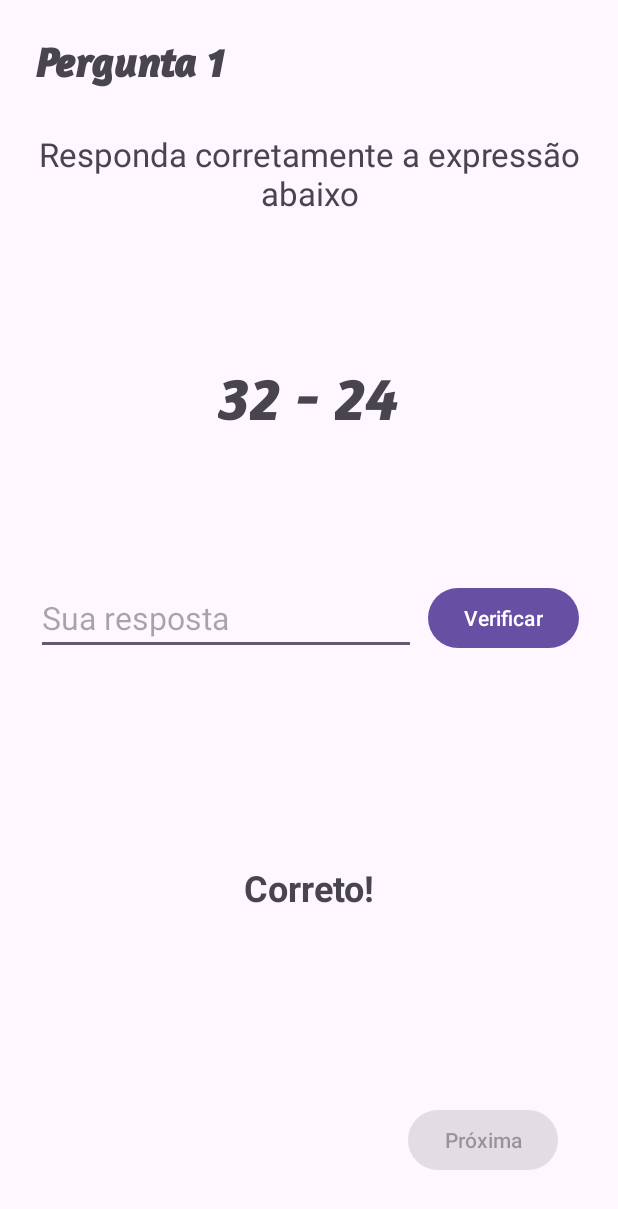
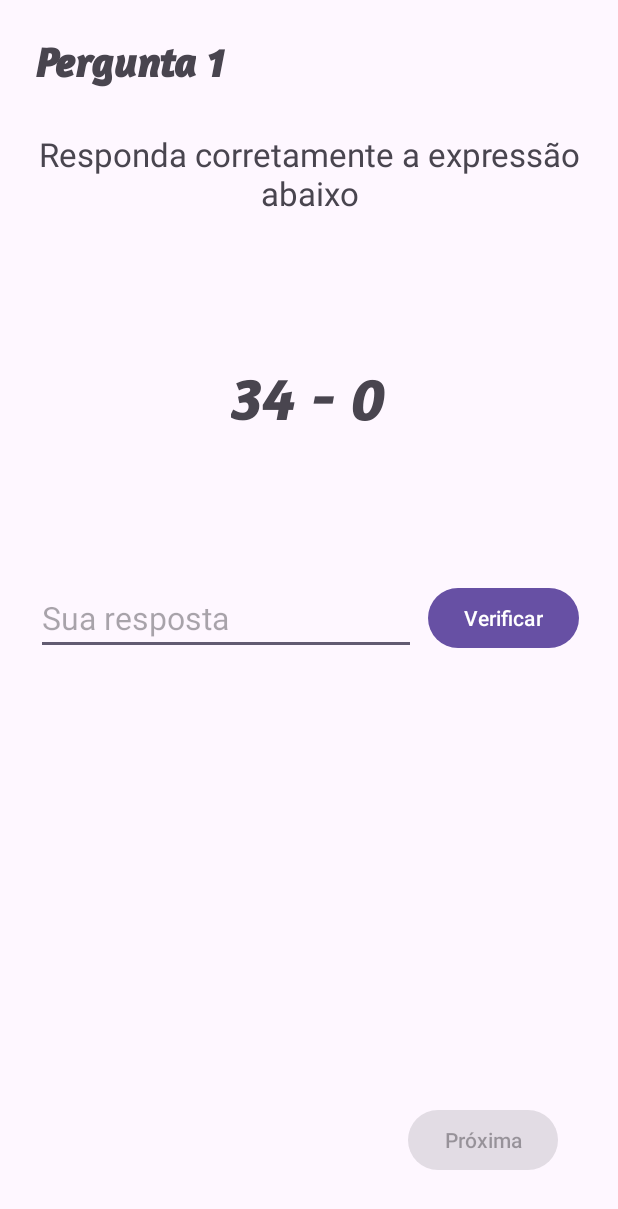
Before and after one commit to Salgado2004/mobile_ufpr_trabalho_1, an Android app: the screen it shows after launch (GameActivity), after a tap on "Começar!", on a phone screen of 412 x 824 dp. Shown: the top 1209 px of the screen. Run offline under Robolectric (Android 15) with nearby library versions, the phone set to English and light mode, and no system bars; Roboto replaces fonts that are not available here.

Commit message:
logica inicial do jogo

```diff
--- a/app/src/main/java/br/ufpr/mobile/trabalho1/activity/GameActivity.kt
+++ b/app/src/main/java/br/ufpr/mobile/trabalho1/activity/GameActivity.kt
@@ -1,13 +1,29 @@
 package br.ufpr.mobile.trabalho1.activity
 
+import android.annotation.SuppressLint
 import android.os.Bundle
+import android.view.View
+import android.widget.Button
+import android.widget.EditText
+import android.widget.TextView
+import android.widget.Toast
 import androidx.activity.enableEdgeToEdge
 import androidx.appcompat.app.AppCompatActivity
 import androidx.core.view.ViewCompat
 import androidx.core.view.WindowInsetsCompat
 import br.ufpr.mobile.trabalho1.R
+import kotlin.random.Random
 
 class GameActivity : AppCompatActivity() {
+    var contador: Int = 0
+    var resposta: Int = 0
+    lateinit var viewContador: TextView
+    lateinit var viewExpression: TextView
+    lateinit var viewResposta: TextView
+    lateinit var editAnswer: EditText
+    lateinit var buttonVerify: Button
+    lateinit var buttonNext: Button
+
     override fun onCreate(savedInstanceState: Bundle?) {
         super.onCreate(savedInstanceState)
         enableEdgeToEdge()
@@ -17,5 +33,55 @@ class GameActivity : AppCompatActivity() {
             v.setPadding(systemBars.left, systemBars.top, systemBars.right, systemBars.bottom)
             insets
         }
+
+        viewContador = findViewById(R.id.viewContador)
+        viewExpression = findViewById(R.id.viewExpression)
+        viewResposta = findViewById(R.id.viewResposta)
+        editAnswer = findViewById(R.id.editAnswer)
+        buttonVerify = findViewById(R.id.verifyButton)
+        buttonNext = findViewById(R.id.nextButton)
+
+        buttonNext.setOnClickListener {
+            nextQuestion()
+        }
+
+        nextQuestion()
+    }
+
+    @SuppressLint("SetTextI18n")
+    fun nextQuestion() {
+        contador++
+        if (contador < 6) {
+            val operators = listOf("+", "-")
+            val num1 = Random.nextInt(0, 100)
+            var num2: Int
+            do {
+                num2 = Random.nextInt(0, 100)
+            } while (num2 > num1)
+            val operador = operators.random()
+            resposta = if (operators.indexOf(operador) == 0) num1 + num2 else num1 - num2
+            viewExpression.text = "$num1 $operador $num2"
+            viewContador.text = contador.toString()
+            buttonVerify.isEnabled = true
+            viewResposta.visibility = View.INVISIBLE
+        } else {
+            buttonNext.isEnabled = false
+        }
+    }
+
+    fun verifyAnswer(view: View){
+        try {
+            val answer = editAnswer.text.toString().toInt()
+            if (answer == resposta){
+                viewResposta.text = "Correto!"
+            } else {
+                viewResposta.text = "Incorreto!"
+            }
+            viewResposta.visibility = View.VISIBLE
+            buttonVerify.isEnabled = false
+            buttonNext.isEnabled = true
+        } catch (ex: NumberFormatException){
+            Toast.makeText(this, "Insira um número válido!", Toast.LENGTH_SHORT).show()
+        }
     }
 }
--- a/app/src/main/res/layout/activity_game.xml
+++ b/app/src/main/res/layout/activity_game.xml
@@ -25,7 +25,6 @@
         android:layout_height="wrap_content"
         android:layout_marginStart="8dp"
         android:fontFamily="@font/amaranth_bold_italic"
-        android:text="1"
         android:textSize="28sp"
         android:textStyle="bold"
         app:layout_constraintBottom_toBottomOf="@+id/textView5"
@@ -51,7 +50,6 @@
         android:layout_width="wrap_content"
         android:layout_height="wrap_content"
         android:fontFamily="@font/amaranth_bold_italic"
-        android:text="32 - 24"
         android:textSize="42sp"
         app:layout_constraintBottom_toTopOf="@+id/editAnswer"
         app:layout_constraintEnd_toEndOf="parent"
@@ -86,6 +84,7 @@
         android:layout_width="wrap_content"
         android:layout_height="wrap_content"
         android:layout_marginStart="6dp"
+        android:onClick="verifyAnswer"
         android:text="Verificar"
         app:layout_constraintBottom_toBottomOf="@+id/editAnswer"
         app:layout_constraintEnd_toEndOf="parent"
@@ -100,6 +99,7 @@
         android:text="Correto!"
         android:textSize="24sp"
         android:textStyle="bold"
+        android:visibility="invisible"
         app:layout_constraintBottom_toBottomOf="parent"
         app:layout_constraintEnd_toEndOf="parent"
         app:layout_constraintStart_toStartOf="parent" />
```
